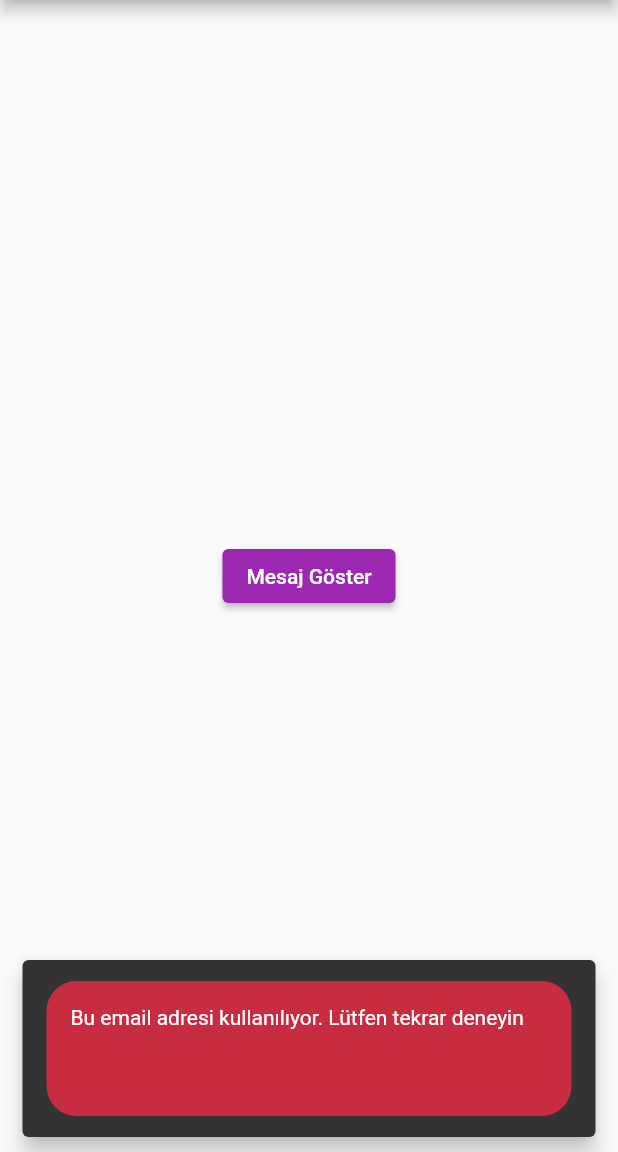
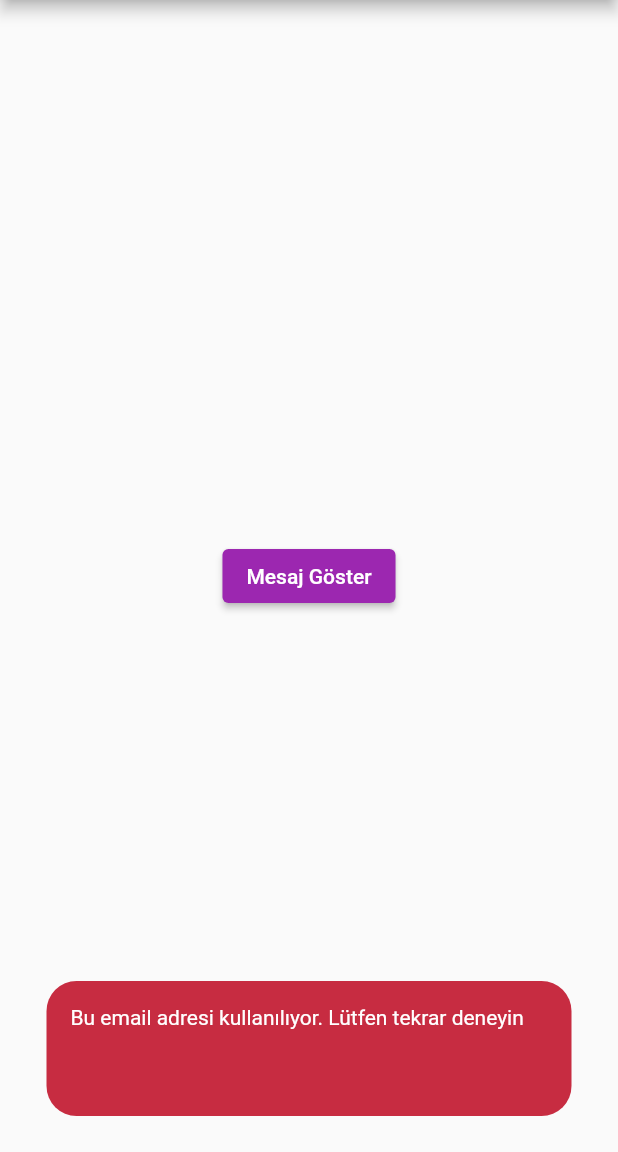
Before and after one commit to gulsenkeskin/custom_snackbar, a Flutter app: the screen it shows after launch, after a tap on "Mesaj Göster", on a phone screen of 412 x 824 dp, the part 84-1236 px from its top. Run offline on Flutter 3.47's test engine with Material 2 defaults, Android fonts, the light colour scheme and no system bars.

Commit message:
removed background

```diff
--- a/lib/screens/flash_message.dart
+++ b/lib/screens/flash_message.dart
@@ -13,10 +13,12 @@ class _FlashMessageScreenState extends State<FlashMessageScreen> {
     return Scaffold(
       body: Center(
         child: ElevatedButton(
-          onPressed: (){
-            ScaffoldMessenger.of(context).showSnackBar(
-               SnackBar(
-                  behavior:  SnackBarBehavior.floating,//ekranla snackbar arasına margin ekler
+          onPressed: () {
+            ScaffoldMessenger.of(context).showSnackBar(SnackBar(
+                behavior: SnackBarBehavior
+                    .floating, //ekranla snackbar arasına margin ekler
+                backgroundColor: Colors.transparent,
+                elevation: 0,
                 content: Container(
                   padding: const EdgeInsets.all(16),
                   height: 90,
@@ -24,10 +26,9 @@ class _FlashMessageScreenState extends State<FlashMessageScreen> {
                     color: Color(0xFFC72C41),
                     borderRadius: BorderRadius.all(Radius.circular(20)),
                   ),
-                    child:const Text("Bu email adresi kullanılıyor. Lütfen tekrar deneyin"),
-                  )
-              )
-            );
+                  child: const Text(
+                      "Bu email adresi kullanılıyor. Lütfen tekrar deneyin"),
+                )));
           },
           child: const Text("Mesaj Göster"),
         ),
```
Lines whose indentation alone changed are shown as unchanged.
